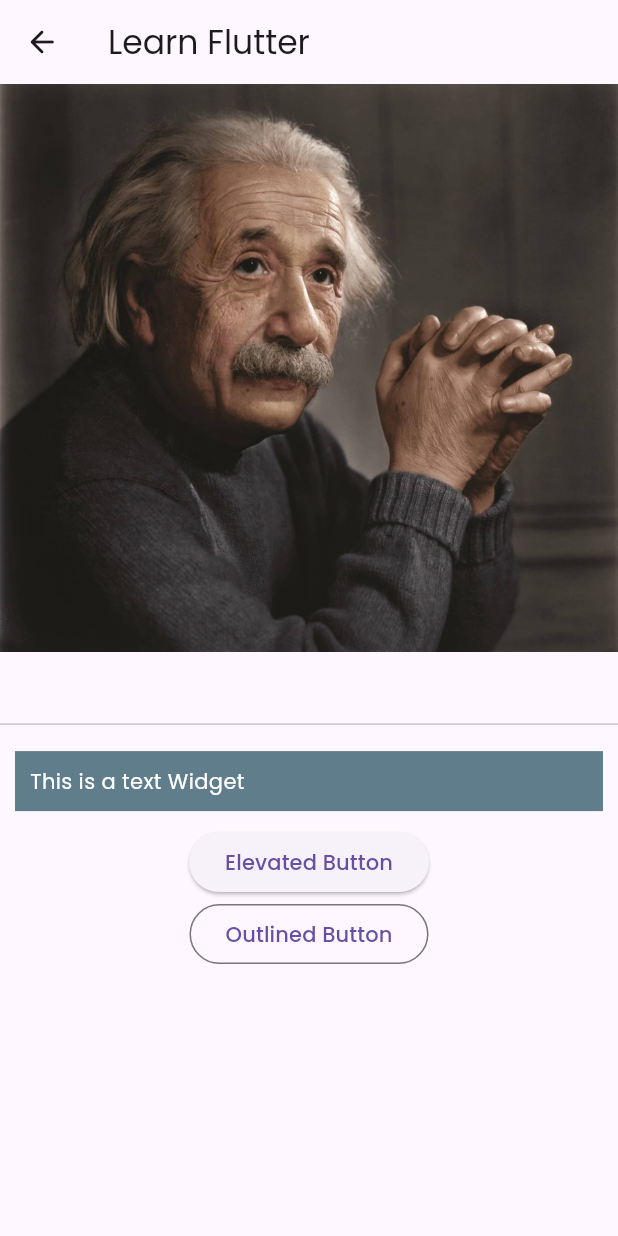
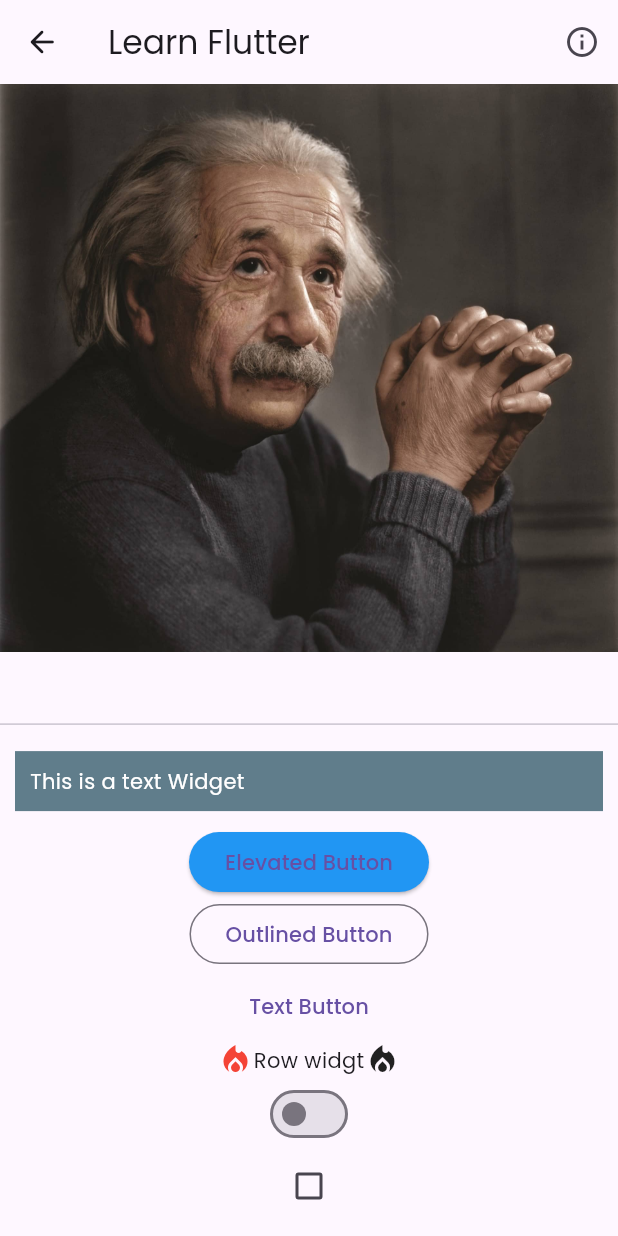
Before and after one commit to KangPvP/MyMobileApp, a Flutter app: the screen it shows after launch, after a tap on "Learn Flutter", on a phone screen of 412 x 824 dp. Run offline on Flutter 3.47's test engine with Material 3 defaults, Android fonts, the phone set to English and light mode, and no system bars; our stand-ins replace flutter_svg.

Commit message:
Finish to follow a tutorial of 1 hour

```diff
--- a/flutter_app_3/lib/pages/learnpage.dart
+++ b/flutter_app_3/lib/pages/learnpage.dart
@@ -8,6 +8,8 @@ class LearnPage extends StatefulWidget {
 }
 
 class _LearnPageState extends State<LearnPage> {
+  bool isSwitch = false;
+  bool? isCheckBox = false;
   @override
   Widget build(BuildContext context) {
     return Scaffold(
@@ -20,11 +22,16 @@ class _LearnPageState extends State<LearnPage> {
               Navigator.of(context)
                   .pop(); //Supprimé la vu de la page actuel, pour voir celle du dessous
             },
-                icon: const Icon(Icons.arrow_back_rounded))),
+            icon: const Icon(Icons.arrow_back_rounded)
+          ),
+          actions: [
+            IconButton(onPressed: ()=> debugPrint('Actions'), icon: const Icon(Icons.info_outline))
+          ],
+
+        ),
         body: SingleChildScrollView(
           child: Column(
             children: [
-
               Image.asset('assets/images/Albert_einstein.jpg'),
               const SizedBox(height: 40),
               const Divider(),
@@ -40,21 +47,51 @@ class _LearnPageState extends State<LearnPage> {
                 child: const Text('This is a text Widget',
                     style: TextStyle(color: Colors.white)),
               ),
-
               ElevatedButton(
+                style: ElevatedButton.styleFrom(
+                  backgroundColor: isSwitch ? Colors.green : Colors.blue
+                ),
                 onPressed: () {
                   debugPrint('Elevated Button');
                 },
                 child: const Text('Elevated Button')
               ),
-
               OutlinedButton(
                   onPressed: () {
                     debugPrint('Outlined Button');
                   },
-                child: const Text('Outlined Button')
+                  child: const Text('Outlined Button')),
+              TextButton(
+                  onPressed: () {
+                    debugPrint('Text Button');
+                  },
+                  child: const Text('Text Button')),
+              GestureDetector(
+                behavior: HitTestBehavior.opaque,
+                onTap: (){
+                  debugPrint('This is the row');
+                },
+
+                child: const Row(
+
+                  mainAxisAlignment: MainAxisAlignment.center,
+                  children: [
+                    Icon(Icons.local_fire_department,color: Colors.red),
+                    Text('Row widgt'),
+                    Icon(Icons.local_fire_department)
+                  ],
                 ),
-
+              ),
+              Switch(value: isSwitch, onChanged: (bool newBool){
+                setState(() {
+                  isSwitch = newBool;
+                });
+              }),
+              Checkbox(value: isCheckBox, onChanged: (bool? newBool){
+                  setState(() {
+                    isCheckBox = newBool;
+                  });
+              })
             ],
           ),
         ));
--- a/flutter_app_3/lib/pages/mypage.dart
+++ b/flutter_app_3/lib/pages/mypage.dart
@@ -1,5 +1,7 @@
 import "package:flutter/material.dart";
+import "package:flutter_app_3/pages/home.dart";
 import "package:flutter_app_3/pages/mainpage.dart";
+import "package:flutter_app_3/pages/profilpage.dart";
 
 class MyPage extends StatelessWidget {
   MyPage({super.key});
@@ -23,13 +25,17 @@ class RootPage extends StatefulWidget {
 
 class _RootPageState extends State<RootPage> {
   int currentPage = 0;
+  List<Widget> pages = const [
+    MainPage(),
+    ProfilPage()
+  ];
   @override
   Widget build(BuildContext context) {
     return Scaffold(
       appBar: AppBar(
         title: const Text('Flutter Course'),
       ),
-      body: const MainPage(),
+      body: pages[currentPage],
       floatingActionButton: FloatingActionButton(
         onPressed: () {
           debugPrint('Floationg Action Button');
```
Also changed, not shown: flutter_app_3/lib/pages/profilpage.dart (added, +24 -0 lines). Lines whose indentation alone changed are shown as unchanged.
